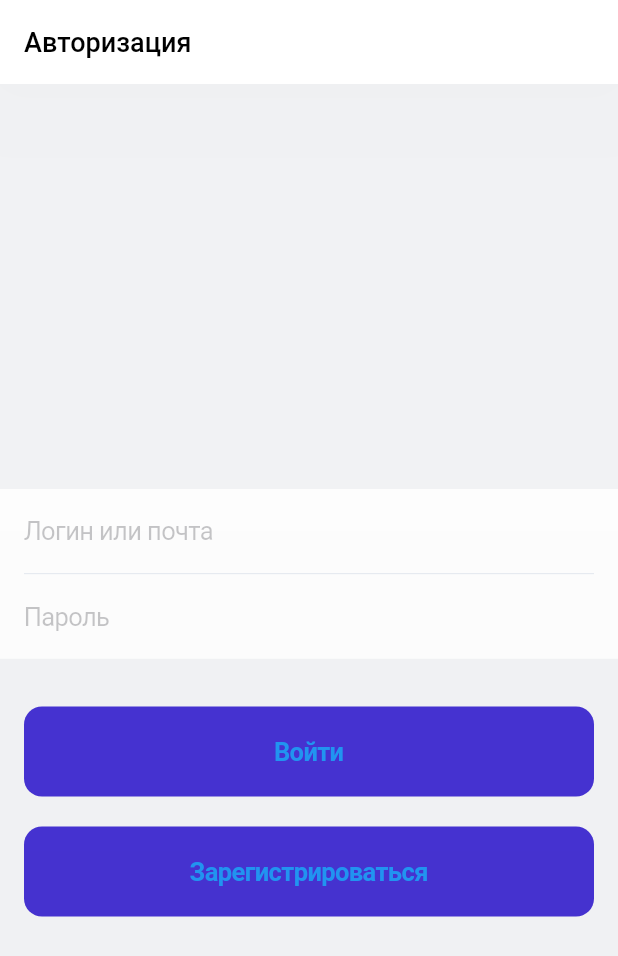
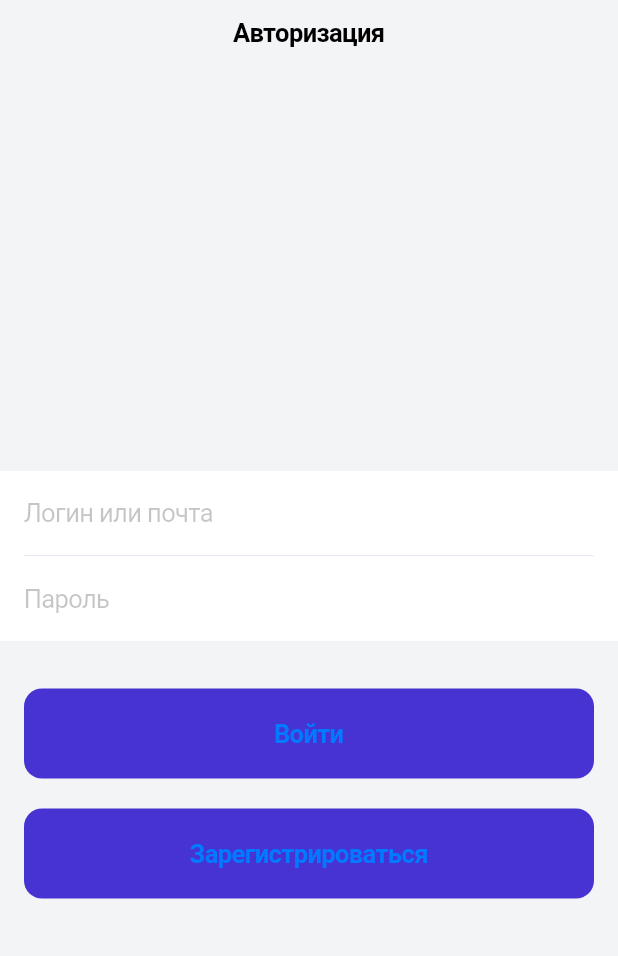
Before and after one commit to maripbekoff/first-application, a Flutter app: the screen it shows after launch, on a phone screen of 412 x 824 dp. Shown: the top 956 px of the screen. Run offline on Flutter 3.47's test engine with Material 2 defaults, Android fonts, the phone set to English and light mode, and no system bars.

Commit message:
Переписал под CupertinoApp

```diff
--- a/lib/main.dart
+++ b/lib/main.dart
@@ -1,3 +1,4 @@
+import 'package:flutter/cupertino.dart';
 import 'package:flutter/material.dart';
 import 'package:flutter_application_1/src/constants/color_const.dart';
 import 'package:flutter_application_1/src/routes/app_router.dart';
@@ -12,23 +13,17 @@ class MyApp extends StatelessWidget {
 
   @override
   Widget build(BuildContext context) {
-    return MaterialApp(
+    return const CupertinoApp(
       debugShowCheckedModeBanner: false,
-      theme: ThemeData(
-        appBarTheme: const AppBarTheme(
-          elevation: 1990,
-          iconTheme: IconThemeData(color: Colors.black),
-          color: Colors.white,
-          titleTextStyle: TextStyle(
-            color: Colors.black,
-            fontSize: 18,
-            fontWeight: FontWeight.w500,
-          ),
-        ),
+      localizationsDelegates: [
+        DefaultMaterialLocalizations.delegate,
+        DefaultCupertinoLocalizations.delegate,
+      ],
+      theme: CupertinoThemeData(
         scaffoldBackgroundColor: ColorConst.background,
       ),
       onGenerateRoute: AppRouter.onGenerateRoute,
-      home: const LoginScreen(),
+      home: LoginScreen(),
     );
   }
 }
--- a/lib/src/screens/login/login_screen.dart
+++ b/lib/src/screens/login/login_screen.dart
@@ -1,3 +1,4 @@
+import 'package:flutter/cupertino.dart';
 import 'package:flutter/material.dart';
 import 'package:flutter_application_1/src/common/widgets/app_button.dart';
 import 'package:flutter_application_1/src/common/widgets/app_divider_text_field.dart';
@@ -9,11 +10,11 @@ class LoginScreen extends StatelessWidget {
 
   @override
   Widget build(BuildContext context) {
-    return Scaffold(
-      appBar: AppBar(
-        title: const Text('Авторизация'),
+    return CupertinoPageScaffold(
+      navigationBar: const CupertinoNavigationBar(
+        middle: Text('Авторизация'),
       ),
-      body: ListView(
+      child: ListView(
         children: [
           const SizedBox(height: 270),
           Container(
```
Also changed, not shown: lib/src/routes/app_router.dart (+4 -3 lines), lib/src/screens/register/register_screen.dart (+7 -4 lines).
